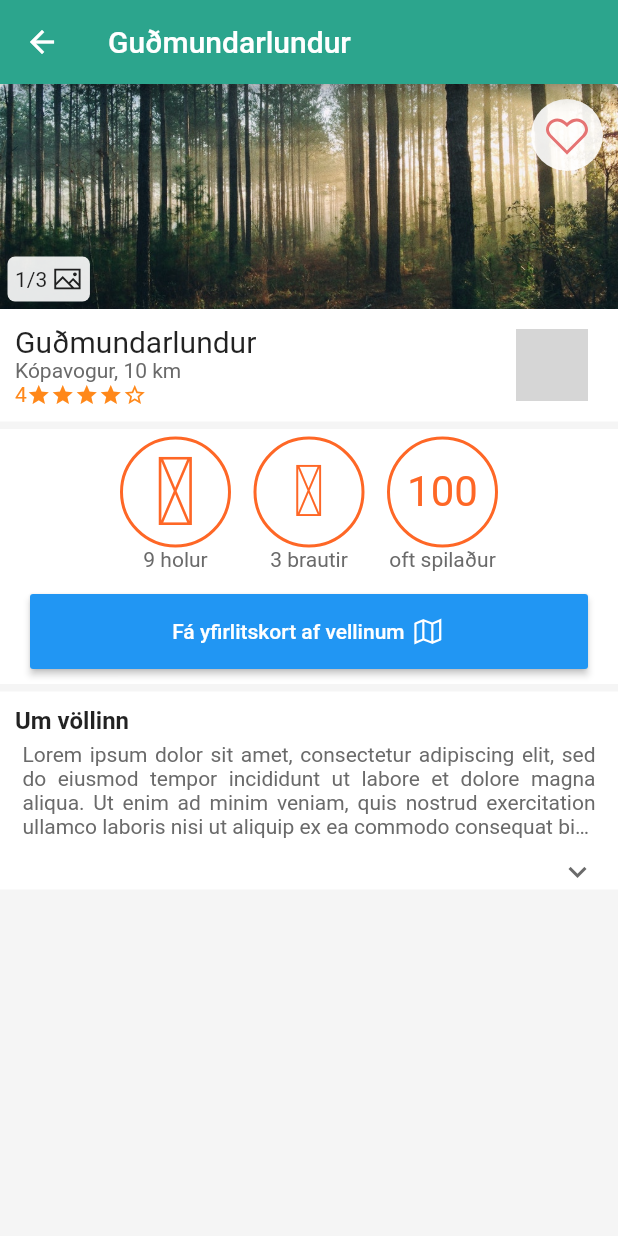
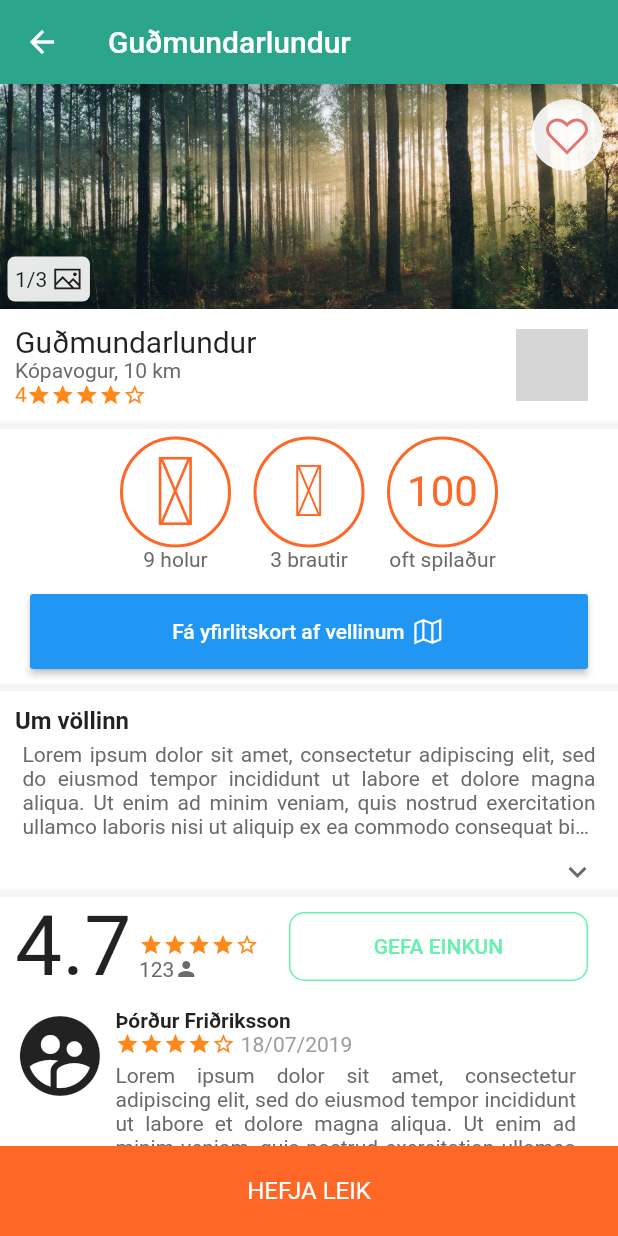
Before and after one commit to doddi321/folf_flutter, a Flutter app: the screen it shows after launch, on a phone screen of 412 x 824 dp. Run offline on Flutter 3.47's test engine with Material 2 defaults, Android fonts, the light colour scheme and no system bars; our stand-ins replace cloud_firestore, firebase_auth, line_icons; accounts and stored records are empty; grey boxes are pictures that could not be loaded.

Commit message:
course detail page look is done

```diff
--- a/lib/pages/courseDetails/bodyDetails/bodyDetails.dart
+++ b/lib/pages/courseDetails/bodyDetails/bodyDetails.dart
@@ -1,6 +1,7 @@
 import 'package:flutter/material.dart';
 import 'package:folf/constants/myIcons.dart';
 import 'package:folf/pages/courseDetails/bodyDetails/expandableTextTile.dart';
+import 'package:folf/pages/courseDetails/bodyDetails/ratingDetails.dart';
 import 'package:folf/pages/courseDetails/bodyDetails/ringInfo.dart';
 import 'package:line_icons/line_icons.dart';
 
@@ -12,7 +13,9 @@ class BodyDetails extends StatelessWidget {
         children: <Widget>[
           _buildCourseOverview(),
           SizedBox(height: 5,),
-          ExpandableTextTile()
+          ExpandableTextTile(),
+          SizedBox(height: 5,),
+          RatingDetails()
         ],
       ),
     );
--- /dev/null
+++ b/lib/pages/courseDetails/bodyDetails/ratingDetails.dart
@@ -0,0 +1,169 @@
+import 'package:flutter/cupertino.dart';
+import 'package:flutter/material.dart';
+import 'package:folf/constants/myColors.dart';
+import 'package:folf/widgets/starDisplay.dart';
+
+class RatingDetails extends StatelessWidget {
+  @override
+  Widget build(BuildContext context) {
+    return Container(
+      color: Colors.white,
+      child: Column(
+        children: <Widget>[_buildRatingSummary(), _reviews()],
+      ),
+    );
+  }
+
+  Widget _buildRatingSummary() {
+    return Row(
+      mainAxisAlignment: MainAxisAlignment.spaceBetween,
+      children: <Widget>[
+        Row(
+          crossAxisAlignment: CrossAxisAlignment.end,
+          children: <Widget>[_ratingText(), _starsAndReviewCount()],
+        ),
+        _giveRatingButton()
+      ],
+    );
+  }
+
+  Widget _ratingText() {
+    return Container(
+      padding: EdgeInsets.only(left: 10),
+      child: Align(
+        alignment: Alignment.bottomLeft,
+        child: Text(
+          "4.7",
+          style: TextStyle(fontSize: 56),
+        ),
+      ),
+    );
+  }
+
+  Widget _starsAndReviewCount() {
+    return Padding(
+      padding: EdgeInsets.only(bottom: 10, left: 5),
+      child: Column(
+        crossAxisAlignment: CrossAxisAlignment.start,
+        children: <Widget>[
+          StarDisplay(
+            displayNumber: false,
+            value: 4,
+          ),
+          Row(
+            children: <Widget>[
+              Text(
+                "123",
+                style: TextStyle(color: MyColors.textGrey),
+              ),
+              Icon(
+                Icons.person,
+                size: 16,
+                color: MyColors.textGrey,
+              )
+            ],
+          )
+        ],
+      ),
+    );
+  }
+
+  Widget _giveRatingButton() {
+    return Expanded(
+      child: Padding(
+          padding: EdgeInsets.only(right: 20, left: 20),
+          child: OutlineButton(
+            padding: EdgeInsets.only(top: 15, bottom: 15),
+            onPressed: () {},
+            color: Colors.white,
+            shape: RoundedRectangleBorder(
+                borderRadius: BorderRadius.circular(10.0)),
+            borderSide: BorderSide(color: Colors.greenAccent, width: 1),
+            child: Text(
+              "GEFA EINKUN",
+              style: TextStyle(color: Colors.greenAccent),
+            ),
+          )),
+    );
+  }
+
+  Widget _reviews() {
+    List<Widget> ratings = List.generate(4, (index) {
+      return Column(
+        children: <Widget>[_review(), Divider()],
+      );
+    });
+    ratings.add(_seeAllReviewsButton());
+    return Column(children: ratings);
+  }
+
+  Widget _review() {
+    return Padding(
+      padding: const EdgeInsets.all(8.0),
+      child: Row(
+        crossAxisAlignment: CrossAxisAlignment.start,
+        children: <Widget>[
+          Padding(
+            padding: EdgeInsets.only(right: 5.0),
+            child: Icon(
+              Icons.supervised_user_circle,
+              size: 64,
+            ),
+          ),
+          Flexible(
+            child: Column(
+              crossAxisAlignment: CrossAxisAlignment.start,
+              children: <Widget>[
+                Text(
+                  "Þórður Friðriksson",
+                  style: TextStyle(fontWeight: FontWeight.bold),
+                ),
+                Row(
+                  children: <Widget>[
+                    StarDisplay(
+                      displayNumber: false,
+                      value: 4,
+                    ),
+                    Text(
+                      " 18/07/2019",
+                      style: TextStyle(color: Colors.grey),
+                    ),
+                  ],
+                ),
+                SizedBox(
+                  height: 5,
+                ),
+                Padding(
+                  padding: const EdgeInsets.only(right: 20),
+                  child: Text(
+                    "Lorem ipsum dolor sit amet, consectetur adipiscing elit, sed do eiusmod tempor incididunt ut labore et dolore magna aliqua. Ut enim ad minim veniam, quis nostrud exercitation ullamco laboris nisi ut aliquip ex ea commodo consequat.",
+                    style: TextStyle(fontSize: 14, color: MyColors.textGrey),
+                    textAlign: TextAlign.justify,
+                  ),
+                )
+              ],
+            ),
+          )
+        ],
+      ),
+    );
+  }
+
+  Widget _seeAllReviewsButton() {
+    return Container(
+      margin: EdgeInsets.only(bottom: 80),
+      child: OutlineButton(
+        padding: EdgeInsets.only(top: 15, bottom: 15, left: 10, right: 10),
+        onPressed: () {},
+        color: Colors.white,
+        shape:
+            RoundedRectangleBorder(borderRadius: BorderRadius.circular(10.0)),
+        borderSide: BorderSide(color: MyColors.courseDetailOrange, width: 1),
+        child: Text(
+          "SjÁ ÖLL UMMÆLI",
+          style: TextStyle(color: MyColors.courseDetailOrange),
+        ),
+      ),
+    );
+  }
+}
--- a/lib/pages/courseDetails/courseDetailPage.dart
+++ b/lib/pages/courseDetails/courseDetailPage.dart
@@ -1,4 +1,5 @@
 import 'package:flutter/material.dart';
+import 'package:folf/constants/myColors.dart';
 
 import 'bodyDetails/bodyDetails.dart';
 import 'headDetails.dart';
@@ -8,6 +9,24 @@ class CourseDetailPage extends StatelessWidget {
   Widget build(BuildContext context) {
     return Container(
         child: Scaffold(
+            bottomSheet: Material(
+              color: MyColors.courseDetailOrange,
+              child: InkWell(
+                onTap: () {},
+                child: Container(
+                  height: 60,
+                  child: Row(
+                    mainAxisAlignment: MainAxisAlignment.center,
+                    children: <Widget>[
+                      Text(
+                        "HEFJA LEIK",
+                        style: TextStyle(color: Colors.white, fontSize: 16),
+                      )
+                    ],
+                  ),
+                ),
+              ),
+            ),
             appBar: AppBar(
               title: Text('Guðmundarlundur'),
             ),
--- a/lib/widgets/starDisplay.dart
+++ b/lib/widgets/starDisplay.dart
@@ -2,7 +2,8 @@ import 'package:flutter/material.dart';
 
 class StarDisplay extends StatelessWidget {
   final int value;
-  const StarDisplay({this.value = 0});
+  final bool displayNumber;
+  const StarDisplay({this.value = 0, this.displayNumber = true});
 
   @override
   Widget build(BuildContext context) {
@@ -14,12 +15,15 @@ class StarDisplay extends StatelessWidget {
         size: 16,
       );
     });
+
+    if (displayNumber) {
       rating.insert(
           0,
           Text(
             value.toString(),
             style: TextStyle(color: Color(starColor)),
           ));
+    }
     return Row(
       mainAxisSize: MainAxisSize.min,
       children: rating,
--- a/todo.txt
+++ b/todo.txt
@@ -1,7 +1,6 @@
 - configure appið svo iphone geti líka notað database-inn
 - taka firebase af testing mode.
+
 - ef email er tekið eða username, birta ehv texta
-- fix chinese letter thing with icons so you can make the bakset image a svg
 
-- laga hvað er widget og möppu structure
-- hjarta ætti að vera widget
+- skoðaShared element transition
```
Lines whose indentation alone changed are shown as unchanged.
